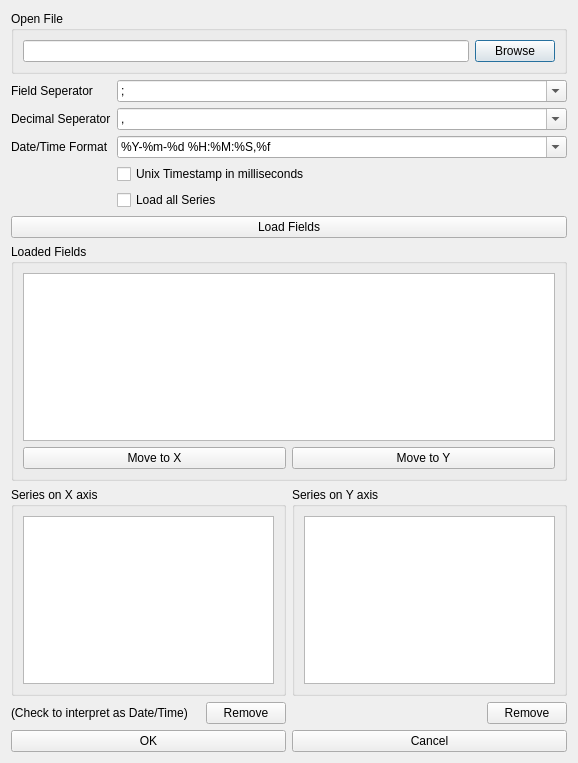
Above: graphysio/ui/designer/newplot.ui from jaj42/GraPhysio before the change. Below: the same form after it.
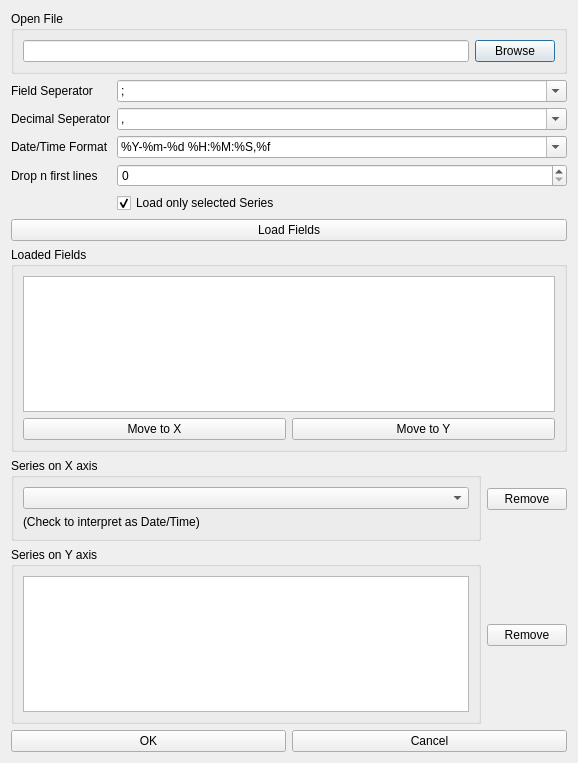
That is the form after the change.

Commit message: Modifiy 'newplot' dialog: add tab seperator, add the ability to skip initial lines, add seconds, milliseconds, microseconds and nanoseconds as datetime input format. Use a combobox for the X axis since we only accept one X axis for the moment. Update code in dialogs, mainui and utils to reflect these changes.

The edit to the form file:
```diff
--- a/graphysio/ui/designer/newplot.ui
+++ b/graphysio/ui/designer/newplot.ui
@@ -22,7 +22,7 @@
      <property name="title">
       <string>Open File</string>
      </property>
-     <layout class="QHBoxLayout" name="horizontalLayout_2">
+     <layout class="QHBoxLayout" name="horizontalLayout">
       <item>
        <widget class="QLineEdit" name="txtFile"/>
       </item>
@@ -39,7 +39,7 @@
    <item>
     <layout class="QFormLayout" name="formLayout_2">
      <item row="0" column="0">
-      <widget class="QLabel" name="label_2">
+      <widget class="QLabel" name="label">
        <property name="frameShape">
         <enum>QFrame::NoFrame</enum>
        </property>
@@ -114,22 +114,53 @@
          <string>%Y-%m-%d %H:%M:%S.%f</string>
         </property>
        </item>
-      </widget>
-     </item>
-     <item row="3" column="1">
-      <widget class="QCheckBox" name="chkUnixTime">
-       <property name="text">
-        <string>Unix Timestamp in milliseconds</string>
-       </property>
+       <item>
+        <property name="text">
+         <string>%H:%M</string>
+        </property>
+       </item>
+       <item>
+        <property name="text">
+         <string>&lt;seconds&gt;</string>
+        </property>
+       </item>
+       <item>
+        <property name="text">
+         <string>&lt;milliseconds&gt;</string>
+        </property>
+       </item>
+       <item>
+        <property name="text">
+         <string>&lt;microseconds&gt;</string>
+        </property>
+       </item>
+       <item>
+        <property name="text">
+         <string>&lt;nanoseconds&gt;</string>
+        </property>
+       </item>
       </widget>
      </item>
      <item row="4" column="1">
       <widget class="QCheckBox" name="chkLoadAll">
        <property name="text">
-        <string>Load all Series</string>
+        <string>Load only selected Series</string>
        </property>
+       <property name="checked">
+        <bool>true</bool>
+       </property>
       </widget>
      </item>
+     <item row="3" column="0">
+      <widget class="QLabel" name="label_3">
+       <property name="text">
+        <string>Drop n first lines</string>
+       </property>
+      </widget>
+     </item>
+     <item row="3" column="1">
+      <widget class="QSpinBox" name="spnLinedrop"/>
+     </item>
     </layout>
    </item>
    <item>
@@ -140,7 +171,7 @@
     </widget>
    </item>
    <item>
-    <widget class="QGroupBox" name="groupBox_2">
+    <widget class="QGroupBox" name="groupBox">
      <property name="title">
       <string>Loaded Fields</string>
      </property>
@@ -175,12 +206,15 @@
    </item>
    <item>
     <layout class="QGridLayout" name="gridLayout">
-     <item row="0" column="1">
-      <widget class="QGroupBox" name="groupBox_3">
+     <item row="2" column="0">
+      <layout class="QHBoxLayout" name="horizontalLayout_6"/>
+     </item>
+     <item row="1" column="1">
+      <widget class="QGroupBox" name="groupBox_5">
        <property name="title">
         <string>Series on Y axis</string>
        </property>
-       <layout class="QVBoxLayout" name="verticalLayout_5">
+       <layout class="QVBoxLayout" name="verticalLayout_7">
         <item>
          <widget class="QListView" name="lstVY">
           <property name="selectionMode">
@@ -191,47 +225,30 @@
        </layout>
       </widget>
      </item>
-     <item row="0" column="0">
-      <widget class="QGroupBox" name="groupBox_4">
+     <item row="0" column="1">
+      <widget class="QGroupBox" name="groupBox_6">
        <property name="title">
         <string>Series on X axis</string>
        </property>
        <layout class="QVBoxLayout" name="verticalLayout_6">
         <item>
-         <widget class="QListView" name="lstVX">
-          <property name="selectionMode">
-           <enum>QAbstractItemView::MultiSelection</enum>
+         <widget class="QComboBox" name="lstVX">
+          <property name="maxCount">
+           <number>4</number>
+          </property>
+         </widget>
+        </item>
+        <item>
+         <widget class="QLabel" name="label_5">
+          <property name="text">
+           <string>(Check to interpret as Date/Time)</string>
           </property>
          </widget>
         </item>
        </layout>
       </widget>
      </item>
-     <item row="1" column="0">
-      <layout class="QHBoxLayout" name="horizontalLayout_5">
-       <item>
-        <widget class="QLabel" name="label_4">
-         <property name="text">
-          <string>(Check to interpret as Date/Time)</string>
-         </property>
-        </widget>
-       </item>
-       <item>
-        <widget class="QPushButton" name="btnRemoveX">
-         <property name="sizePolicy">
-          <sizepolicy hsizetype="Fixed" vsizetype="Fixed">
-           <horstretch>0</horstretch>
-           <verstretch>0</verstretch>
-          </sizepolicy>
-         </property>
-         <property name="text">
-          <string>Remove</string>
-         </property>
-        </widget>
-       </item>
-      </layout>
-     </item>
-     <item row="1" column="1" alignment="Qt::AlignRight">
+     <item row="1" column="2">
       <widget class="QPushButton" name="btnRemoveY">
        <property name="sizePolicy">
         <sizepolicy hsizetype="Fixed" vsizetype="Fixed">
@@ -244,6 +261,19 @@
        </property>
       </widget>
      </item>
+     <item row="0" column="2">
+      <widget class="QPushButton" name="btnRemoveX">
+       <property name="sizePolicy">
+        <sizepolicy hsizetype="Fixed" vsizetype="Fixed">
+         <horstretch>0</horstretch>
+         <verstretch>0</verstretch>
+        </sizepolicy>
+       </property>
+       <property name="text">
+        <string>Remove</string>
+       </property>
+      </widget>
+     </item>
     </layout>
    </item>
    <item>
```
Left out of the diff: 13 changed lines with no effect on the pictures. The commit also changes 4 other files.
